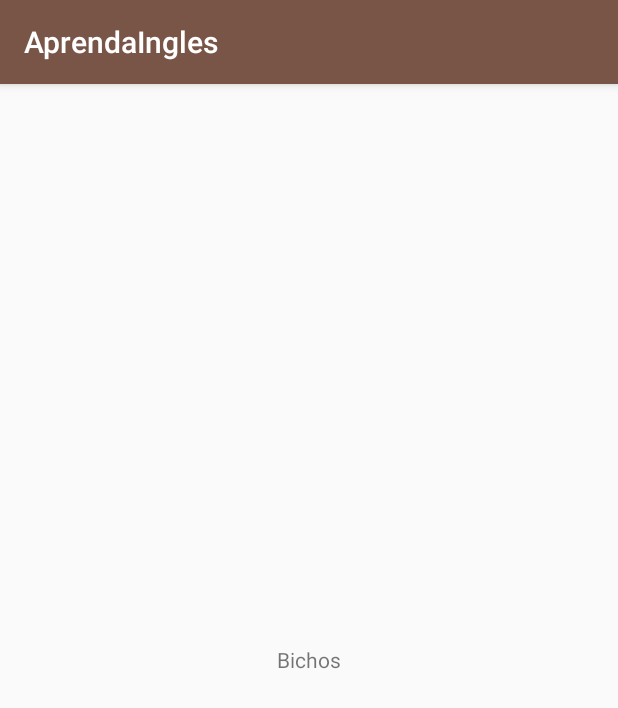
After one commit to KaicFC/AprendaIngles, an Android app: the fragment BichosFragment shown on its own in the app's theme, on a phone screen of 412 x 824 dp. The commit adds this screen. Shown: the top 708 px of the screen. Run offline under Robolectric (Android 15) with nearby library versions, the phone set to English and light mode, and no system bars.

Commit message:
Criação dos Fragments que serão usados na SmartTabLayout. Alteração das cores principais.

```diff
--- a/app/build.gradle
+++ b/app/build.gradle
@@ -28,7 +28,13 @@ dependencies {
 
     implementation 'androidx.appcompat:appcompat:1.2.0'
     implementation 'androidx.constraintlayout:constraintlayout:2.0.4'
+    implementation 'androidx.legacy:legacy-support-v4:1.0.0'
     testImplementation 'junit:junit:4.12'
     androidTestImplementation 'androidx.test.ext:junit:1.1.2'
     androidTestImplementation 'androidx.test.espresso:espresso-core:3.3.0'
+
+    //Abas
+    //https://github.com/ogaclejapan/SmartTabLayout
+    implementation 'com.ogaclejapan.smarttablayout:library:2.0.0@aar'
+    implementation 'com.ogaclejapan.smarttablayout:utils-v4:2.0.0@aar'
 }
--- /dev/null
+++ b/app/src/main/java/com/cursoandroid/aprendaingles/fragments/BichosFragment.java
@@ -0,0 +1,29 @@
+package com.cursoandroid.aprendaingles.fragments;
+
+import android.os.Bundle;
+
+import androidx.fragment.app.Fragment;
+
+import android.view.LayoutInflater;
+import android.view.View;
+import android.view.ViewGroup;
+
+import com.cursoandroid.aprendaingles.R;
+
+/**
+ * A simple {@link Fragment} subclass.
+ */
+public class BichosFragment extends Fragment {
+
+    public BichosFragment() {
+        // Required empty public constructor
+    }
+
+
+    @Override
+    public View onCreateView(LayoutInflater inflater, ViewGroup container,
+                             Bundle savedInstanceState) {
+        // Inflate the layout for this fragment
+        return inflater.inflate(R.layout.fragment_bichos, container, false);
+    }
+}
--- /dev/null
+++ b/app/src/main/res/layout/fragment_bichos.xml
@@ -0,0 +1,15 @@
+<?xml version="1.0" encoding="utf-8"?>
+<FrameLayout xmlns:android="http://schemas.android.com/apk/res/android"
+    xmlns:tools="http://schemas.android.com/tools"
+    android:layout_width="match_parent"
+    android:layout_height="match_parent"
+    tools:context=".fragments.BichosFragment">
+
+    <!-- TODO: Update blank fragment layout -->
+    <TextView
+        android:layout_width="match_parent"
+        android:layout_height="match_parent"
+        android:text="Bichos"
+        android:gravity="center"/>
+
+</FrameLayout>
--- a/app/src/main/res/values/colors.xml
+++ b/app/src/main/res/values/colors.xml
@@ -1,6 +1,6 @@
 <?xml version="1.0" encoding="utf-8"?>
 <resources>
-    <color name="colorPrimary">#6200EE</color>
-    <color name="colorPrimaryDark">#3700B3</color>
-    <color name="colorAccent">#03DAC5</color>
+    <color name="colorPrimary">#795548</color>
+    <color name="colorPrimaryDark">#5D4037</color>
+    <color name="colorAccent">#A06451</color>
 </resources>
--- a/app/src/main/res/values/strings.xml
+++ b/app/src/main/res/values/strings.xml
@@ -1,3 +1,6 @@
 <resources>
     <string name="app_name">AprendaIngles</string>
+
+    <!-- TODO: Remove or change this placeholder text -->
+    <string name="hello_blank_fragment">Hello blank fragment</string>
 </resources>
```
Also changed, not shown: app/src/main/java/com/cursoandroid/aprendaingles/MainActivity.java (+31 -0 lines), app/src/main/java/com/cursoandroid/aprendaingles/fragments/NumerosFragment.java (added, +29 -0 lines), app/src/main/java/com/cursoandroid/aprendaingles/fragments/VogaisFragment.java (added, +29 -0 lines), app/src/main/res/layout/activity_main.xml (+44 -2 lines), app/src/main/res/layout/fragment_numeros.xml (added, +15 -0 lines), app/src/main/res/layout/fragment_vogais.xml (added, +15 -0 lines).
